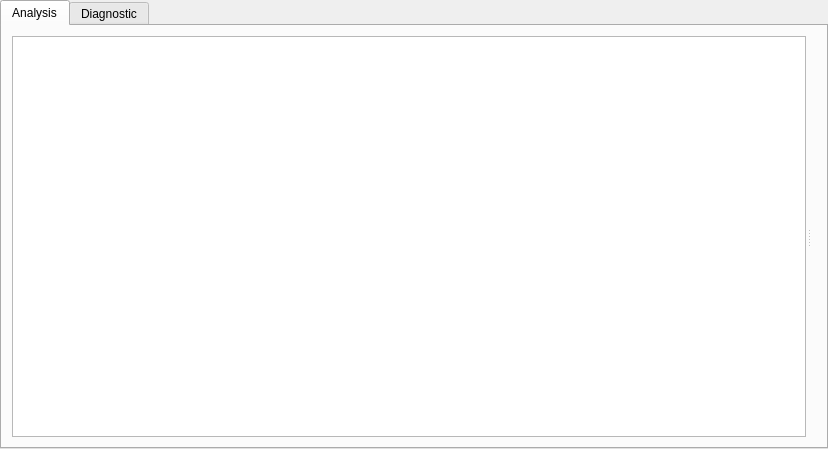
Above: src/GridCal/Gui/Analysis/gui.ui from SanPen/GridCal before the change. Below: the same form after it.
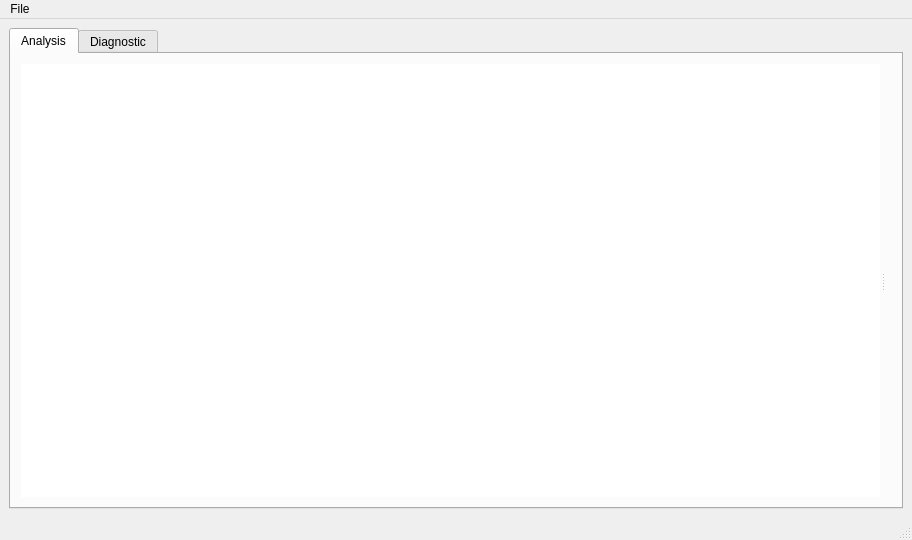
That is the form after the change. Custom widgets are drawn as their Qt base class.

Commit message: Several fixes to the grid Analysis GUI

```diff
--- a/src/GridCal/Gui/Analysis/gui.ui
+++ b/src/GridCal/Gui/Analysis/gui.ui
@@ -1,31 +1,20 @@
 <?xml version="1.0" encoding="UTF-8"?>
 <ui version="4.0">
- <class>Dialog</class>
- <widget class="QDialog" name="Dialog">
+ <class>MainWindow</class>
+ <widget class="QMainWindow" name="MainWindow">
   <property name="geometry">
    <rect>
     <x>0</x>
     <y>0</y>
-    <width>828</width>
-    <height>449</height>
+    <width>912</width>
+    <height>540</height>
    </rect>
   </property>
   <property name="windowTitle">
    <string>Grid Analysis Dialog</string>
   </property>
+  <widget class="QWidget" name="centralwidget">
   <layout class="QVBoxLayout" name="verticalLayout">
-   <property name="leftMargin">
-    <number>0</number>
-   </property>
-   <property name="topMargin">
-    <number>0</number>
-   </property>
-   <property name="rightMargin">
-    <number>0</number>
-   </property>
-   <property name="bottomMargin">
-    <number>0</number>
-   </property>
    <item>
     <widget class="QTabWidget" name="tabWidget">
      <property name="currentIndex">
@@ -62,7 +51,11 @@
             <number>1</number>
            </property>
            <item>
-            <widget class="QListView" name="objectsListView"/>
+             <widget class="QListView" name="objectsListView">
+              <property name="frameShape">
+               <enum>QFrame::NoFrame</enum>
+              </property>
+             </widget>
            </item>
           </layout>
          </widget>
@@ -108,6 +101,30 @@
     </widget>
    </item>
   </layout>
+  </widget>
+  <widget class="QMenuBar" name="menubar">
+   <property name="geometry">
+    <rect>
+     <x>0</x>
+     <y>0</y>
+     <width>912</width>
+     <height>21</height>
+    </rect>
+   </property>
+   <widget class="QMenu" name="menuFile">
+    <property name="title">
+     <string>File</string>
+    </property>
+    <addaction name="actionSave_diagnostic"/>
+   </widget>
+   <addaction name="menuFile"/>
+  </widget>
+  <widget class="QStatusBar" name="statusbar"/>
+  <action name="actionSave_diagnostic">
+   <property name="text">
+    <string>Save diagnostic</string>
+   </property>
+  </action>
  </widget>
  <customwidgets>
   <customwidget>
```
Left out of the diff: 6 changed lines with no effect on the pictures. Lines whose indentation alone changed are shown as unchanged. The commit also changes 7 other files.
